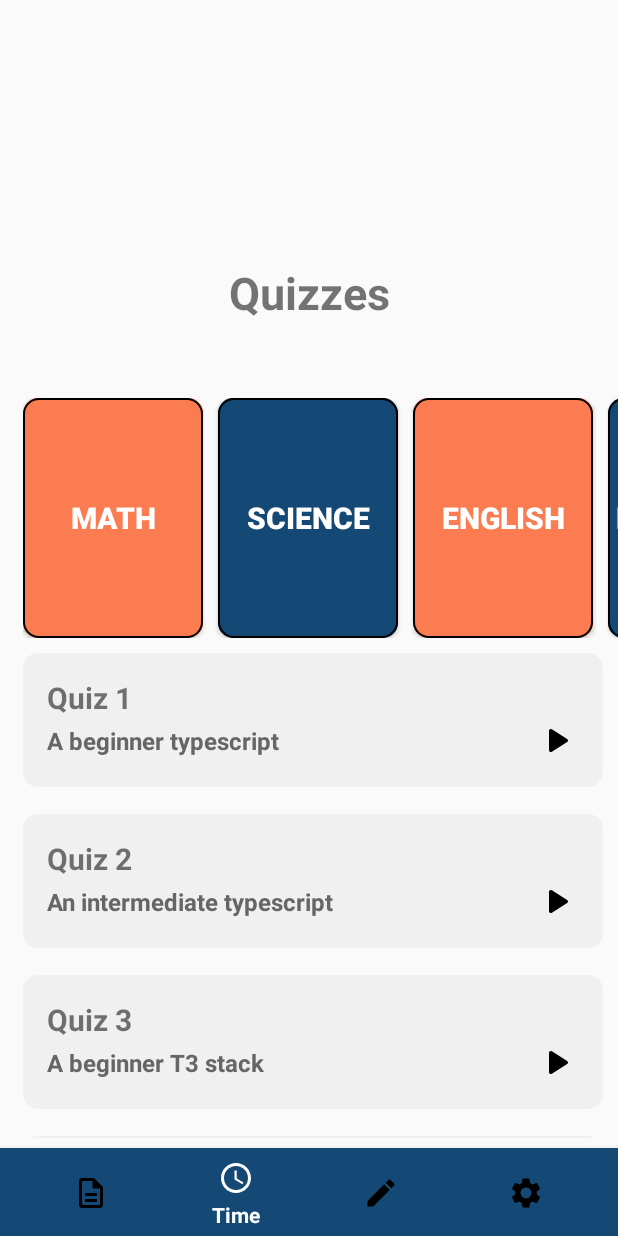
After one commit to KohHanMing123/ANDE_CA1, an Android app: the QuizPage screen opened directly, with no data from a screen before it, on a phone screen of 412 x 824 dp. The commit adds this screen. Run offline under Robolectric (Android 15) with nearby library versions, the phone set to English and light mode, and no system bars.

Commit message:
Completed Quiz page, list view and horizontal scroll

```diff
--- a/app/src/main/AndroidManifest.xml
+++ b/app/src/main/AndroidManifest.xml
@@ -27,7 +27,7 @@
                 android:value="" />
         </activity>
         <activity
-            android:name=".TimePage"
+            android:name=".QuizPage"
             android:exported="false">
             <meta-data
                 android:name="android.app.lib_name"
--- a/app/src/main/java/com/example/assignment1/EditPage.java
+++ b/app/src/main/java/com/example/assignment1/EditPage.java
@@ -33,7 +33,7 @@ public class EditPage extends AppCompatActivity {
                     overridePendingTransition(0, 0);
                     return true;
                 } else if (itemId == R.id.time) {
-                    startActivity(new Intent(getApplicationContext(), TimePage.class));
+                    startActivity(new Intent(getApplicationContext(), QuizPage.class));
                     overridePendingTransition(0, 0);
                     return true;
                 } else if (itemId == R.id.edit) {
--- a/app/src/main/java/com/example/assignment1/MainActivity.java
+++ b/app/src/main/java/com/example/assignment1/MainActivity.java
@@ -1,10 +1,13 @@
 package com.example.assignment1;
+
+import static java.lang.System.out;
 
 import androidx.annotation.NonNull;
 import androidx.appcompat.app.AppCompatActivity;
 
 import android.content.Intent;
 import android.os.Bundle;
+import android.util.Log;
 import android.view.MenuItem;
 
 import com.google.android.material.bottomnavigation.BottomNavigationView;
@@ -16,13 +19,15 @@ public class MainActivity extends AppCompatActivity {
         super.onCreate(savedInstanceState);
         setContentView(R.layout.activity_main);
 
+        Log.d("MainActivity", "Inside onCreate method"); // Log a message
+
         // Initialize and assign variable
         BottomNavigationView bottomNavigationView=findViewById(R.id.bottom_navigation);
 
-        // Set Home selected
+        // Set the icon selected
         bottomNavigationView.setSelectedItemId(R.id.dashboard);
 
-        // Perform item selected listener
+        // Perform icon selected listener
         bottomNavigationView.setOnItemSelectedListener(new BottomNavigationView.OnItemSelectedListener() {
             @Override
             public boolean onNavigationItemSelected(@NonNull MenuItem item) {
@@ -33,7 +38,7 @@ public class MainActivity extends AppCompatActivity {
                     overridePendingTransition(0, 0);
                     return true;
                 } else if (itemId == R.id.time) {
-                    startActivity(new Intent(getApplicationContext(), TimePage.class));
+                    startActivity(new Intent(getApplicationContext(), QuizPage.class));
                     overridePendingTransition(0, 0);
                     return true;
                 } else if (itemId == R.id.edit) {
--- /dev/null
+++ b/app/src/main/java/com/example/assignment1/QuizAdapter.java
@@ -0,0 +1,59 @@
+package com.example.assignment1;
+
+import android.content.Context;
+import android.view.LayoutInflater;
+import android.view.View;
+import android.view.ViewGroup;
+import android.widget.BaseAdapter;
+import android.widget.ImageView;
+import android.widget.TextView;
+
+import java.util.List;
+
+
+public class QuizAdapter extends BaseAdapter {
+    private Context context;
+    private List<QuizItem> quizItems;
+
+    public QuizAdapter(Context context, List<QuizItem> quizItems) {
+        this.context = context;
+        this.quizItems = quizItems;
+    }
+
+    @Override
+    public int getCount() {
+        return quizItems.size();
+    }
+
+    @Override
+    public Object getItem(int position) {
+        return quizItems.get(position);
+    }
+
+    @Override
+    public long getItemId(int position) {
+        return position;
+    }
+
+    @Override
+    public View getView(int position, View convertView, ViewGroup parent) {
+        if (convertView == null) {
+            LayoutInflater inflater = LayoutInflater.from(context);
+            convertView = inflater.inflate(R.layout.quiz_list_item, parent, false);
+        }
+
+        // replace data to the views
+        TextView textViewQuizName = convertView.findViewById(R.id.textViewQuizName);
+        TextView textViewSubtext = convertView.findViewById(R.id.textViewSubtext);
+        ImageView imageViewArrow = convertView.findViewById(R.id.imageViewArrow);
+
+
+
+        QuizItem quizItem = quizItems.get(position);
+        textViewQuizName.setText(quizItem.getQuizName());
+        textViewSubtext.setText(quizItem.getSubtext());
+        imageViewArrow.setImageResource(R.drawable.ic_round_play_arrow_24);
+
+        return convertView;
+    }
+}
--- /dev/null
+++ b/app/src/main/java/com/example/assignment1/QuizItem.java
@@ -0,0 +1,19 @@
+package com.example.assignment1;
+
+public class QuizItem {
+    private String quizName;
+    private String subtext;
+
+    public QuizItem(String quizName, String subtext) {
+        this.quizName = quizName;
+        this.subtext = subtext;
+    }
+
+    public String getQuizName() {
+        return quizName;
+    }
+
+    public String getSubtext() {
+        return subtext;
+    }
+}
--- /dev/null
+++ b/app/src/main/java/com/example/assignment1/QuizPage.java
@@ -0,0 +1,111 @@
+package com.example.assignment1;
+
+import static java.lang.System.out;
+
+import androidx.annotation.NonNull;
+import androidx.appcompat.app.AppCompatActivity;
+
+import android.content.Intent;
+import android.os.Bundle;
+import android.util.Log;
+import android.view.MenuItem;
+import android.widget.ListView;
+import android.widget.TextView;
+
+import com.google.android.material.bottomnavigation.BottomNavigationView;
+
+import java.util.ArrayList;
+import java.util.List;
+
+public class QuizPage extends AppCompatActivity {
+    ListView listView;
+    TextView textView;
+    String[] listItem;
+
+    @Override
+    protected void onCreate(Bundle savedInstanceState) {
+        super.onCreate(savedInstanceState);
+        setContentView(R.layout.activity_quiz_page);
+        Log.d("CurrentPage", "iM INSIDE QuizPage.java");
+
+        // Initialize and assign variable
+        BottomNavigationView bottomNavigationView = findViewById(R.id.bottom_navigation);
+
+        // Set Home selected
+        bottomNavigationView.setSelectedItemId(R.id.time);
+
+        // Perform item selected listener
+        bottomNavigationView.setOnItemSelectedListener(new BottomNavigationView.OnItemSelectedListener() {
+            @Override
+            public boolean onNavigationItemSelected(@NonNull MenuItem item) {
+                int itemId = item.getItemId();
+
+                if (itemId == R.id.dashboard) {
+                    startActivity(new Intent(getApplicationContext(), MainActivity.class));
+                    overridePendingTransition(0, 0);
+                    return true;
+                } else if (itemId == R.id.time) {
+                    // Call a method to set up the ListView
+                    setupQuizListView();
+                    return true;
+                } else if (itemId == R.id.edit) {
+                    startActivity(new Intent(getApplicationContext(), EditPage.class));
+                    overridePendingTransition(0, 0);
+                    return true;
+                } else if (itemId == R.id.settings) {
+                    startActivity(new Intent(getApplicationContext(), SettingsPage.class));
+                    overridePendingTransition(0, 0);
+                    return true;
+                }
+
+                return false;
+            }
+        });
+        setupQuizListView();
+        generateQuizItems();
+    }
+        // Method to set up the ListView
+        private void setupQuizListView() {
+            listView = findViewById(R.id.listViewQuizzes);
+            Log.d("QuizListView", "Inside listView method"); // Log a message
+
+            List<QuizItem> quizItems = generateQuizItems(); // method to create your list
+            Log.d("QuizListView", "QuizItems: " + quizItems); // Log quizItems
+
+            QuizAdapter quizAdapter = new QuizAdapter(this, quizItems);
+            listView.setAdapter(quizAdapter);
+            Log.d("QuizListView", "ListView: " + listView); // Log listView
+
+        }
+
+    private List<QuizItem> generateQuizItems() {
+        Log.d("QuizPage", "Inside generateQuizItems method");
+
+        List<QuizItem> quizItems = new ArrayList<>();
+
+        String quizName1 = getString(R.string.quiz_name_1);
+        String subtext1 = getString(R.string.subtext_1);
+        quizItems.add(new QuizItem(quizName1, subtext1));
+
+        String quizName2 = getString(R.string.quiz_name_2);
+        String subtext2 = getString(R.string.subtext_2);
+        quizItems.add(new QuizItem(quizName2, subtext2));
+
+        String quizName3 = getString(R.string.quiz_name_3);
+        String subtext3 = getString(R.string.subtext_3);
+        quizItems.add(new QuizItem(quizName3, subtext3));
+
+        String quizName4 = getString(R.string.quiz_name_4);
+        String subtext4 = getString(R.string.subtext_4);
+        quizItems.add(new QuizItem(quizName4, subtext4));
+
+        String quizName5 = getString(R.string.quiz_name_5);
+        String subtext5 = getString(R.string.subtext_5);
+        quizItems.add(new QuizItem(quizName5, subtext5));
+
+
+        Log.d("QuizItemsRes", "QuizItems: " + quizItems);
+
+        return quizItems;
+    }
+}
--- a/app/src/main/java/com/example/assignment1/SettingsPage.java
+++ b/app/src/main/java/com/example/assignment1/SettingsPage.java
@@ -33,7 +33,7 @@ public class SettingsPage extends AppCompatActivity {
                     overridePendingTransition(0, 0);
                     return true;
                 } else if (itemId == R.id.time) {
-                    startActivity(new Intent(getApplicationContext(), TimePage.class));
+                    startActivity(new Intent(getApplicationContext(), QuizPage.class));
                     overridePendingTransition(0, 0);
                     return true;
                 } else if (itemId == R.id.edit) {
--- a/app/src/main/java/com/example/assignment1/TimePage.java
+++ /dev/null
@@ -1,53 +0,0 @@
-package com.example.assignment1;
-
-import androidx.annotation.NonNull;
-import androidx.appcompat.app.AppCompatActivity;
-
-import android.content.Intent;
-import android.os.Bundle;
-import android.view.MenuItem;
-
-import com.google.android.material.bottomnavigation.BottomNavigationView;
-
-public class TimePage extends AppCompatActivity {
-
-    @Override
-    protected void onCreate(Bundle savedInstanceState) {
-        super.onCreate(savedInstanceState);
-        setContentView(R.layout.activity_time_page);
-
-        // Initialize and assign variable
-        BottomNavigationView bottomNavigationView=findViewById(R.id.bottom_navigation);
-
-        // Set Home selected
-        bottomNavigationView.setSelectedItemId(R.id.time);
-
-        // Perform item selected listener
-        bottomNavigationView.setOnItemSelectedListener(new BottomNavigationView.OnItemSelectedListener() {
-            @Override
-            public boolean onNavigationItemSelected(@NonNull MenuItem item) {
-                int itemId = item.getItemId();
-
-                if (itemId == R.id.dashboard) {
-                    startActivity(new Intent(getApplicationContext(), MainActivity.class));
-                    overridePendingTransition(0, 0);
-                    return true;
-                } else if (itemId == R.id.time) {
-                    startActivity(new Intent(getApplicationContext(), TimePage.class));
-                    overridePendingTransition(0, 0);
-                    return true;
-                } else if (itemId == R.id.edit) {
-                    startActivity(new Intent(getApplicationContext(), EditPage.class));
-                    overridePendingTransition(0, 0);
-                    return true;
-                } else if (itemId == R.id.settings) {
-                    startActivity(new Intent(getApplicationContext(), SettingsPage.class));
-                    overridePendingTransition(0, 0);
-                    return true;
-                }
-
-                return false;
-            }
-        });
-    }
-}
--- /dev/null
+++ b/app/src/main/res/drawable/button_background_blue.xml
@@ -0,0 +1,16 @@
+<?xml version="1.0" encoding="utf-8"?>
+<layer-list xmlns:android="http://schemas.android.com/apk/res/android">
+    <item>
+        <shape android:shape="rectangle">
+            <solid android:color="#144975" />
+            <corners android:radius="10dp" />
+        </shape>
+    </item>
+    <item >
+        <shape android:shape="rectangle">
+            <solid android:color="@android:color/transparent" />
+            <stroke android:color="@color/black" android:width="1dp" />
+            <corners android:radius="10dp" />
+        </shape>
+    </item>
+</layer-list>
--- /dev/null
+++ b/app/src/main/res/drawable/button_background_orange.xml
@@ -0,0 +1,16 @@
+<?xml version="1.0" encoding="utf-8"?>
+<layer-list xmlns:android="http://schemas.android.com/apk/res/android">
+    <item>
+        <shape android:shape="rectangle">
+            <solid android:color="#FA7C50" />
+            <corners android:radius="10dp" />
+        </shape>
+    </item>
+    <item >
+        <shape android:shape="rectangle">
+            <solid android:color="@android:color/transparent" />
+            <stroke android:color="@color/black" android:width="1dp" />
+            <corners android:radius="10dp" />
+        </shape>
+    </item>
+</layer-list>
--- /dev/null
+++ b/app/src/main/res/drawable/ic_round_play_arrow_24.xml
@@ -0,0 +1,5 @@
+<vector android:height="24dp" android:tint="#000000"
+    android:viewportHeight="24" android:viewportWidth="24"
+    android:width="24dp" xmlns:android="http://schemas.android.com/apk/res/android">
+    <path android:fillColor="@android:color/white" android:pathData="M8,6.82v10.36c0,0.79 0.87,1.27 1.54,0.84l8.14,-5.18c0.62,-0.39 0.62,-1.29 0,-1.69L9.54,5.98C8.87,5.55 8,6.03 8,6.82z"/>
+</vector>
--- /dev/null
+++ b/app/src/main/res/drawable/rounded_grey_box.xml
@@ -0,0 +1,15 @@
+<?xml version="1.0" encoding="utf-8"?>
+<layer-list xmlns:android="http://schemas.android.com/apk/res/android">
+    <item>
+        <shape android:shape="rectangle">
+            <solid android:color="#F0F0F0" />
+            <corners android:radius="10dp" />
+        </shape>
+    </item>
+    <item >
+        <shape android:shape="rectangle">
+            <solid android:color="@android:color/transparent" />
+            <corners android:radius="10dp" />
+        </shape>
+    </item>
+</layer-list>
--- /dev/null
+++ b/app/src/main/res/layout/activity_quiz_page.xml
@@ -0,0 +1,124 @@
+<?xml version="1.0" encoding="utf-8"?>
+<androidx.constraintlayout.widget.ConstraintLayout xmlns:android="http://schemas.android.com/apk/res/android"
+    xmlns:app="http://schemas.android.com/apk/res-auto"
+    xmlns:tools="http://schemas.android.com/tools"
+    android:layout_width="match_parent"
+    android:layout_height="match_parent"
+    tools:context=".QuizPage">
+
+    <RelativeLayout
+        android:id="@+id/relativeLayout"
+        android:layout_width="412dp"
+        android:layout_height="729dp"
+        app:layout_constraintBottom_toBottomOf="parent"
+        app:layout_constraintEnd_toEndOf="parent"
+        app:layout_constraintHorizontal_bias="1.0"
+        app:layout_constraintStart_toStartOf="parent"
+        app:layout_constraintTop_toTopOf="parent"
+        app:layout_constraintVertical_bias="1.0">
+
+        <LinearLayout
+            android:layout_width="match_parent"
+            android:layout_height="match_parent"
+            android:orientation="vertical">
+
+            <TextView
+                android:layout_width="match_parent"
+                android:layout_height="wrap_content"
+                android:text="Quizzes"
+                android:paddingTop="80dp"
+                android:textSize="30dp"
+                android:textStyle="bold"
+                android:textAlignment="center"/>
+
+            <!-- HorizontalScrollView for subject buttons -->
+            <HorizontalScrollView
+                android:layout_width="match_parent"
+                android:layout_height="wrap_content"
+                android:paddingTop="50dp"
+                android:paddingLeft="15dp"
+                >
+
+                <LinearLayout
+                    android:layout_width="wrap_content"
+                    android:layout_height="wrap_content"
+                    android:orientation="horizontal"
+                    >
+
+                    <Button
+                        android:layout_width="120dp"
+                        android:layout_height="160dp"
+                        android:text="Math"
+                        android:textSize="20dp"
+                        android:textColor="@color/white"
+                        android:textStyle="bold"
+                        android:background="@drawable/button_background_orange"
+                        android:layout_marginRight="10dp"
+                        />
+
+                    <Button
+                        android:layout_width="120dp"
+                        android:layout_height="160dp"
+                        android:text="Science"
+                        android:textSize="20dp"
+                        android:textColor="@color/white"
+                        android:textStyle="bold"
+                        android:background="@drawable/button_background_blue"
+                        android:layout_marginRight="10dp"
+                        />
+
+                    <Button
+                        android:layout_width="120dp"
+                        android:layout_height="160dp"
+                        android:text="English"
+                        android:textSize="20dp"
+                        android:textColor="@color/white"
+                        android:textStyle="bold"
+                        android:background="@drawable/button_background_orange"
+                        android:layout_marginRight="10dp"
+                        />
+
+                    <Button
+                        android:layout_width="120dp"
+                        android:layout_height="160dp"
+                        android:text="Mother. T "
+                        android:textSize="20dp"
+                        android:textColor="@color/white"
+                        android:textStyle="bold"
+                        android:background="@drawable/button_background_blue"/>
+
+
+                </LinearLayout>
+            </HorizontalScrollView>
+
+            <!-- Vertical ListView for quizzes -->
+            <ListView
+                android:id="@+id/listViewQuizzes"
+                android:layout_width="match_parent"
+                android:layout_height="323dp"
+                android:divider="@android:color/transparent"
+                android:dividerHeight="18dp"
+                android:layout_marginLeft="15dp"
+                android:layout_marginTop="10dp"
+                android:layout_marginRight="10dp" />
+
+        </LinearLayout>
+
+
+
+
+        <com.google.android.material.bottomnavigation.BottomNavigationView
+            android:id="@+id/bottom_navigation"
+            android:layout_width="match_parent"
+            android:layout_height="60dp"
+            android:layout_alignParentBottom="true"
+            android:layout_marginBottom="-1dp"
+            android:background="#144975"
+            app:itemIconTint="@drawable/selector"
+            app:itemTextColor="@drawable/selector"
+            app:menu="@menu/menu_nav" />
+
+    </RelativeLayout>
+
+
+</androidx.constraintlayout.widget.ConstraintLayout>
--- a/app/src/main/res/layout/activity_time_page.xml
+++ /dev/null
@@ -1,43 +0,0 @@
-<?xml version="1.0" encoding="utf-8"?>
-<androidx.constraintlayout.widget.ConstraintLayout xmlns:android="http://schemas.android.com/apk/res/android"
-    xmlns:app="http://schemas.android.com/apk/res-auto"
-    xmlns:tools="http://schemas.android.com/tools"
-    android:layout_width="match_parent"
-    android:layout_height="match_parent"
-    tools:context=".TimePage">
-
-    <RelativeLayout
-        android:id="@+id/relativeLayout"
-        android:layout_width="412dp"
-        android:layout_height="729dp"
-        app:layout_constraintBottom_toBottomOf="parent"
-        app:layout_constraintEnd_toEndOf="parent"
-        app:layout_constraintHorizontal_bias="1.0"
-        app:layout_constraintStart_toStartOf="parent"
-        app:layout_constraintTop_toTopOf="parent"
-        app:layout_constraintVertical_bias="1.0">
-
-
-        <TextView
-            android:layout_width="match_parent"
-            android:layout_height="match_parent"
-            android:text="Time Page"
-            android:paddingTop="200dp"
-            android:textSize="30dp"
-            android:textAlignment="center"/>
-
-        <com.google.android.material.bottomnavigation.BottomNavigationView
-            android:id="@+id/bottom_navigation"
-            android:layout_width="match_parent"
-            android:layout_height="60dp"
-            android:layout_alignParentBottom="true"
-            android:layout_marginBottom="-1dp"
-            android:background="#144975"
-            app:itemIconTint="@drawable/selector"
-            app:itemTextColor="@drawable/selector"
-            app:menu="@menu/menu_nav" />
-
-    </RelativeLayout>
-
-
-</androidx.constraintlayout.widget.ConstraintLayout>
--- /dev/null
+++ b/app/src/main/res/layout/quiz_list_item.xml
@@ -0,0 +1,54 @@
+<?xml version="1.0" encoding="utf-8"?>
+<LinearLayout xmlns:android="http://schemas.android.com/apk/res/android"
+    xmlns:tools="http://schemas.android.com/tools"
+    android:layout_width="match_parent"
+    android:layout_height="wrap_content"
+    xmlns:app="http://schemas.android.com/apk/res-auto"
+    android:orientation="vertical"
+    android:background="@drawable/rounded_grey_box"
+    android:padding="16dp">
+
+    <!-- Main text -->
+    <TextView
+        android:id="@+id/textViewQuizName"
+        android:layout_width="wrap_content"
+        android:layout_height="wrap_content"
+        android:textAlignment="center"
+        android:text="@string/quiz_name_1"
+        android:textSize="20dp"
+        android:textStyle="bold" />
+
+    <!-- Subtext -->
+
+    <LinearLayout
+        android:layout_width="match_parent"
+        android:layout_height="match_parent">
+
+        <RelativeLayout
+            android:layout_width="match_parent"
+            android:layout_height="match_parent"
+            >
+    <TextView
+        android:id="@+id/textViewSubtext"
+        android:layout_width="wrap_content"
+        android:layout_height="wrap_content"
+        android:layout_below="@+id/textViewQuizName"
+        android:layout_marginTop="4dp"
+        android:text="Your subtext here"
+        android:textColor="#666666"
+        android:textSize="16sp"
+        android:textStyle="bold"
+        tools:ignore="NotSibling" />
+
+        <ImageView
+            android:id="@+id/imageViewArrow"
+            android:layout_width="30dp"
+            android:layout_height="30dp"
+            android:layout_alignParentEnd="true"
+            android:layout_centerVertical="true"
+
+            android:src="@drawable/ic_round_play_arrow_24" />
+        </RelativeLayout>
+    </LinearLayout>
+
+</LinearLayout>
--- a/app/src/main/res/values/strings.xml
+++ b/app/src/main/res/values/strings.xml
@@ -1,3 +1,18 @@
 <resources>
     <string name="app_name">Assignment1</string>
+
+    <string name="quiz_name_1">Quiz 1</string>
+    <string name="subtext_1">A beginner typescript</string>
+
+    <string name="quiz_name_2">Quiz 2</string>
+    <string name="subtext_2">An intermediate typescript</string>
+
+    <string name="quiz_name_3">Quiz 3</string>
+    <string name="subtext_3">A beginner T3 stack</string>
+
+    <string name="quiz_name_4">Quiz 4</string>
+    <string name="subtext_4">A beginner in being a kid</string>
+
+    <string name="quiz_name_5">Quiz 5</string>
+    <string name="subtext_5">Idk man begin something</string>
 </resources>
```
